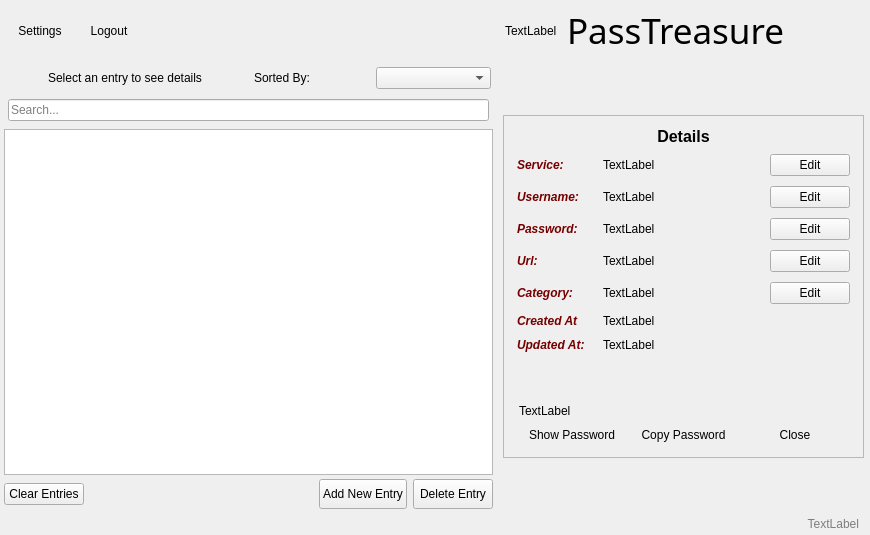
Qt form src/mainwindow.ui (sera619/PassTreasure) before a commit.
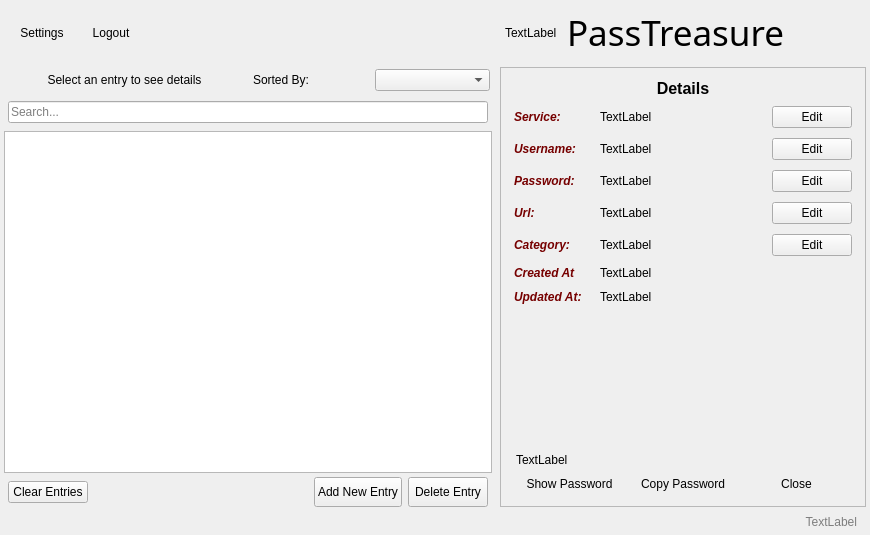
The same form after that commit.

What changed in the file:
```diff
--- a/src/mainwindow.ui
+++ b/src/mainwindow.ui
@@ -15,16 +15,16 @@
   </property>
   <layout class="QVBoxLayout" name="verticalLayout_2">
    <property name="leftMargin">
-    <number>2</number>
+    <number>4</number>
    </property>
    <property name="topMargin">
-    <number>2</number>
+    <number>4</number>
    </property>
    <property name="rightMargin">
-    <number>2</number>
+    <number>4</number>
    </property>
    <property name="bottomMargin">
-    <number>2</number>
+    <number>4</number>
    </property>
    <item>
     <widget class="QFrame" name="headerFrame">
@@ -194,7 +194,7 @@
    <item>
     <layout class="QHBoxLayout" name="mainLayout" stretch="4,3">
      <property name="spacing">
-      <number>4</number>
+      <number>8</number>
      </property>
      <property name="leftMargin">
       <number>0</number>
@@ -214,10 +214,10 @@
         <number>4</number>
        </property>
        <property name="leftMargin">
-        <number>2</number>
+        <number>0</number>
        </property>
        <property name="rightMargin">
-        <number>2</number>
+        <number>0</number>
        </property>
        <item>
         <widget class="QFrame" name="frame_2">
@@ -337,6 +337,12 @@
        </item>
        <item>
         <layout class="QHBoxLayout" name="buttonLayout">
+         <property name="leftMargin">
+          <number>4</number>
+         </property>
+         <property name="rightMargin">
+          <number>4</number>
+         </property>
          <item>
           <widget class="QPushButton" name="btnClearEntries">
            <property name="text">
@@ -393,18 +399,18 @@
         <number>4</number>
        </property>
        <property name="leftMargin">
-        <number>4</number>
+        <number>0</number>
        </property>
        <property name="topMargin">
-        <number>4</number>
+        <number>0</number>
        </property>
        <property name="rightMargin">
-        <number>4</number>
+        <number>0</number>
        </property>
        <property name="bottomMargin">
-        <number>4</number>
+        <number>0</number>
        </property>
-       <item alignment="Qt::AlignmentFlag::AlignVCenter">
+       <item>
         <widget class="QFrame" name="detailFrame">
          <property name="enabled">
           <bool>true</bool>
```
